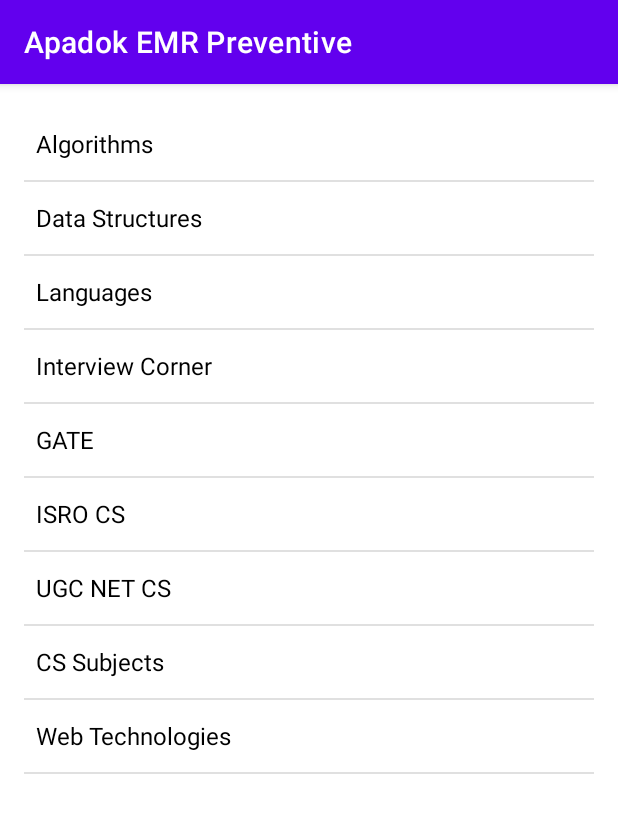
After one commit to immanuelbani12/apadok-sendiri, an Android app: the ScreeningHistoryActivity screen opened directly, with no data from a screen before it, on a phone screen of 412 x 824 dp. The commit adds this screen. Shown: the top 813 px of the screen. Run offline under Robolectric (Android 15) with nearby library versions, the light colour scheme and no system bars; our stand-ins replace Volley; network calls fail.

Commit message:
WIP History Screening need Adaptor for ListView

```diff
--- a/app/src/main/java/com/example/emrpreventive/MainActivity.java
+++ b/app/src/main/java/com/example/emrpreventive/MainActivity.java
@@ -21,6 +21,7 @@ import com.android.volley.VolleyError;
 import com.android.volley.VolleyLog;
 import com.android.volley.toolbox.StringRequest;
 import com.android.volley.toolbox.Volley;
+import com.example.emrpreventive.shorting.screeninghistory.ScreeningHistoryActivity;
 import com.example.emrpreventive.shorting.stroke.StrokeFormActivity;
 import com.example.emrpreventive.shorting.stroke.VolleyCallBack;
 import com.google.gson.Gson;
@@ -118,7 +119,7 @@ public class MainActivity extends AppCompatActivity {
     private void createCalls(String json, final VolleyCallBack callback) {
         RequestQueue requestQueue = Volley.newRequestQueue(this);
         //Temporarily Get ID Pemeriksan_1
-        String URL = "http://192.168.1.194:8080/pemeriksaan/99";
+        String URL = "http://192.168.1.194:8080/pemeriksaan/1";
 
         StringRequest stringRequest = new StringRequest(Request.Method.GET, URL, new Response.Listener<String>() {
             @Override
@@ -186,7 +187,7 @@ public class MainActivity extends AppCompatActivity {
     };
 
     private final View.OnClickListener RedirectToHistory = v -> {
-        startActivity(new Intent(MainActivity.this, StrokeFormActivity.class));
+        startActivity(new Intent(MainActivity.this, ScreeningHistoryActivity.class));
     };
 
     private final View.OnClickListener RedirectToConsult = v -> {
--- /dev/null
+++ b/app/src/main/java/com/example/emrpreventive/shorting/screeninghistory/ScreeningHistoryActivity.java
@@ -0,0 +1,120 @@
+package com.example.emrpreventive.shorting.screeninghistory;
+
+import androidx.appcompat.app.AppCompatActivity;
+
+import com.android.volley.AuthFailureError;
+import com.android.volley.Request;
+import com.android.volley.RequestQueue;
+import com.android.volley.Response;
+import com.android.volley.VolleyError;
+import com.android.volley.VolleyLog;
+import com.android.volley.toolbox.StringRequest;
+import com.android.volley.toolbox.Volley;
+import com.example.emrpreventive.R;
+import com.example.emrpreventive.shorting.stroke.VolleyCallBack;
+import com.google.gson.Gson;
+import com.google.gson.JsonObject;
+import com.google.gson.reflect.TypeToken;
+
+import android.os.Bundle;
+import android.util.Log;
+import android.widget.ArrayAdapter;
+import android.widget.ListView;
+
+import java.io.UnsupportedEncodingException;
+import java.lang.reflect.Type;
+import java.text.ParseException;
+import java.text.SimpleDateFormat;
+import java.util.ArrayList;
+import java.util.Arrays;
+import java.util.Calendar;
+import java.util.Date;
+import java.util.List;
+
+public class ScreeningHistoryActivity extends AppCompatActivity {
+
+    private Gson gson = new Gson();
+    private List<ScreeningHistory> sch;
+    private ListView l;
+    private JsonObject returnvalue;
+    String tutorials[]
+            = { "Algorithms", "Data Structures",
+            "Languages", "Interview Corner",
+            "GATE", "ISRO CS",
+            "UGC NET CS", "CS Subjects",
+            "Web Technologies" };
+
+    @Override
+    protected void onCreate(Bundle savedInstanceState)
+    {
+        super.onCreate(savedInstanceState);
+        setContentView(R.layout.activity_screening_history);
+        l = findViewById(R.id.history_screening);
+        ArrayAdapter<String> arr;
+        arr
+                = new ArrayAdapter<String>(
+                this,
+                R.layout.support_simple_spinner_dropdown_item,
+                tutorials);
+        l.setAdapter(arr);
+        setupJson();
+    }
+
+    private void setupJson() {
+        //NO API Form Data Yet
+        createCalls("",new VolleyCallBack() {
+
+            @Override
+            public void onSuccess() {
+                final ArrayAdapter<String> adapter = new ArrayAdapter<String>(getBaseContext(),
+                        android.R.layout.simple_list_item_1, sch);
+                l.setAdapter(adapter);
+            }
+
+            @Override
+            public void onError() {
+
+            }
+        });
+        VolleyLog.DEBUG = true;
+    }
+
+    private void createCalls(String json, final VolleyCallBack callback) {
+        RequestQueue requestQueue = Volley.newRequestQueue(this);
+        //Temporarily Get ID Pemeriksan_1
+        String URL = "http://192.168.1.194:8080/pemeriksaan/";
+
+        StringRequest stringRequest = new StringRequest(Request.Method.GET, URL, new Response.Listener<String>() {
+            @Override
+            public void onResponse(String response) {
+                Log.i("VOLLEY", response);
+                Type screenhistory = new TypeToken<List<ScreeningHistory>>() {}.getType();
+                sch = gson.fromJson(response, screenhistory);
+                callback.onSuccess();
+            }
+        }, new Response.ErrorListener() {
+            @Override
+            public void onErrorResponse(VolleyError error) {
+                Log.e("VOLLEY", error.toString());
+                callback.onError();
+            }
+        }) {
+            @Override
+            public String getBodyContentType() {
+                return "application/json; charset=utf-8";
+            }
+
+            @Override
+            public byte[] getBody() throws AuthFailureError {
+                try {
+                    return json == null ? null : json.getBytes("utf-8");
+                } catch (UnsupportedEncodingException uee) {
+                    VolleyLog.wtf("Unsupported Encoding while trying to get the bytes of %s using %s", json, "utf-8");
+                    return null;
+                }
+            }
+        };
+
+        requestQueue.add(stringRequest);
+    }
+}
--- /dev/null
+++ b/app/src/main/res/layout/activity_screening_history.xml
@@ -0,0 +1,22 @@
+<?xml version="1.0" encoding="utf-8"?>
+<ScrollView xmlns:android="http://schemas.android.com/apk/res/android"
+    xmlns:tools="http://schemas.android.com/tools"
+    android:layout_width="match_parent"
+    android:layout_height="match_parent"
+    android:fillViewport="true"
+    tools:context=".shorting.screeninghistory.ScreeningHistoryActivity">
+
+    <LinearLayout
+        android:layout_width="match_parent"
+        android:layout_height="wrap_content"
+        android:gravity="center"
+        android:orientation="vertical"
+        android:padding="16dp">
+
+        <ListView
+            android:id="@+id/history_screening"
+            android:layout_width="match_parent"
+            android:layout_height="match_parent"
+            />
+    </LinearLayout>
+</ScrollView>
--- a/app/src/main/res/layout/activity_stroke_result.xml
+++ b/app/src/main/res/layout/activity_stroke_result.xml
@@ -74,7 +74,7 @@
             android:layout_height="wrap_content"
             android:layout_marginTop="10dp"
             android:background="@android:color/white"
-            android:text="Klik untuk Whatsapp"
+            android:text="Klik untuk Konsultasi"
             android:textColor="@android:color/white"
             android:textSize="18sp"
             android:textStyle="bold" />
```
Also changed, not shown: app/src/main/AndroidManifest.xml (+6 -3 lines), app/src/main/java/com/example/emrpreventive/shorting/screeninghistory/ScreeningHistory.java (added, +108 -0 lines), app/src/main/res/layout/item_screening_history.xml (added, +57 -0 lines).
